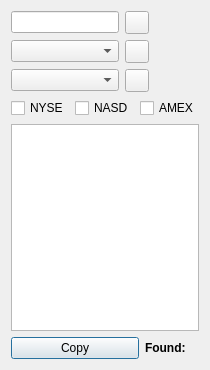
First picture: the form in tickerneighbors.ui, repository HappySeaFox/tht, before the edit.
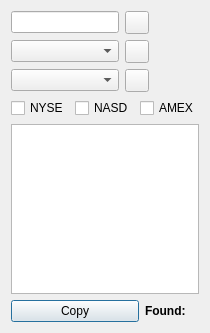
Second picture: the form after the edit. Icons and pictures are not drawn.

Commit message: Better dialog size

```diff
--- a/tickerneighbors.ui
+++ b/tickerneighbors.ui
@@ -7,7 +7,7 @@
     <x>0</x>
     <y>0</y>
     <width>186</width>
-    <height>370</height>
+    <height>333</height>
    </rect>
   </property>
   <property name="windowTitle">
```
